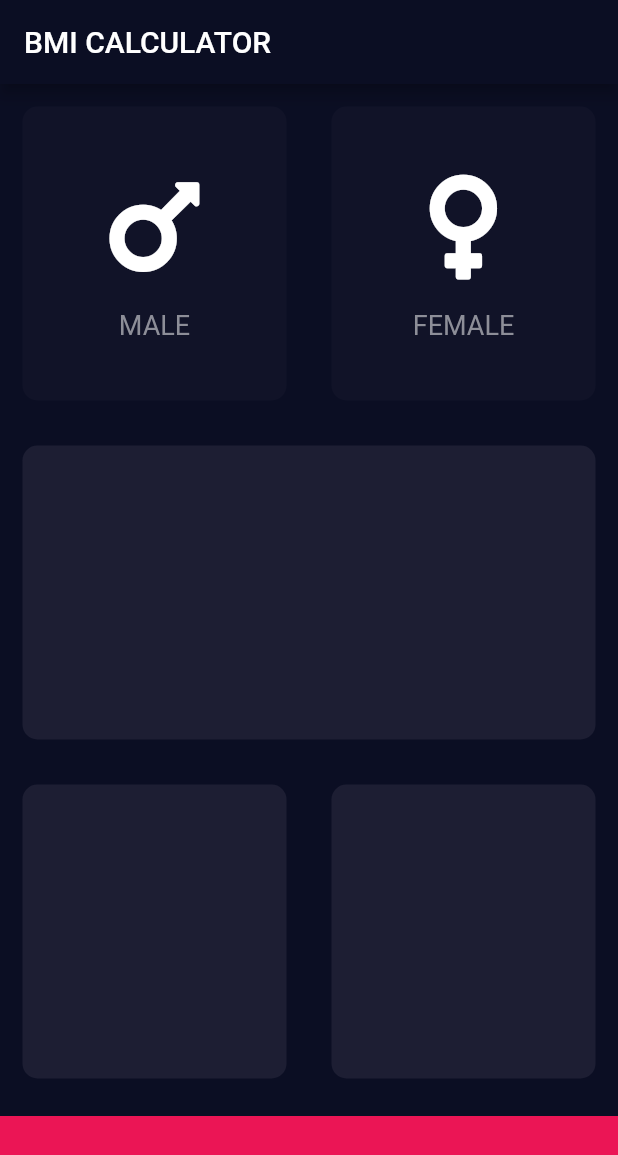
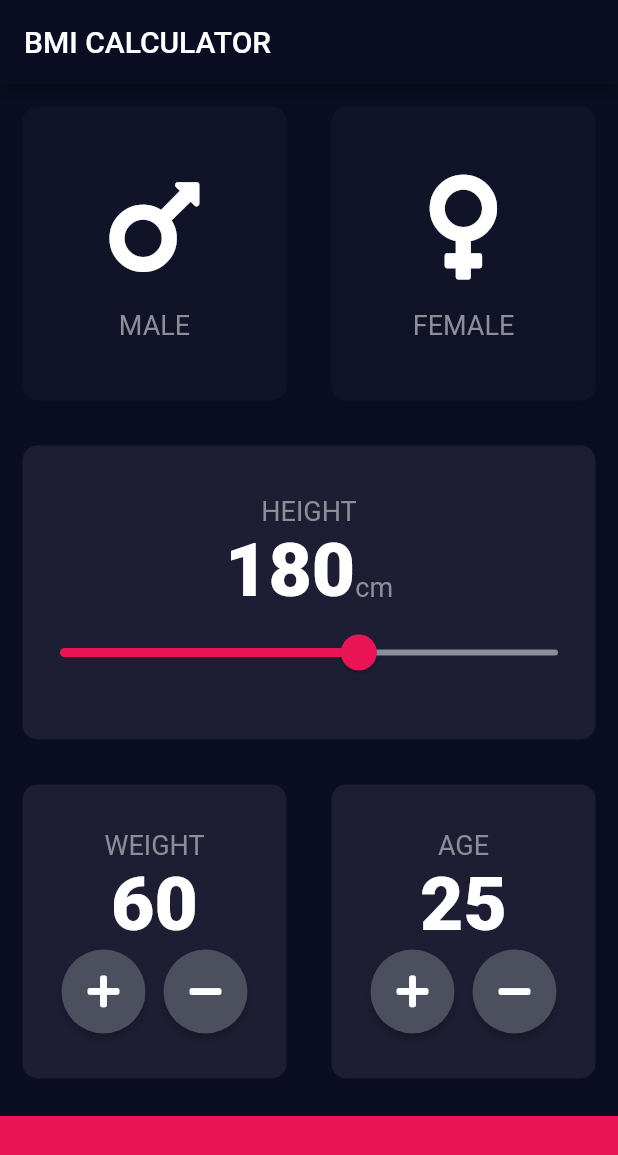
Before and after one commit to hackerman-peter/Learning-Flutter-Dev, a Flutter app: the screen it shows after launch, on a phone screen of 412 x 824 dp. Shown: the top 1155 px of the screen. Run offline on Flutter 3.47's test engine with Material 2 defaults, Android fonts, the light colour scheme and no system bars; our stand-ins replace audioplayers, font_awesome_flutter, rflutter_alert.

Commit message:
Completed UI

```diff
--- /dev/null
+++ b/Navigation-Flutter-Demo-master/lib/main.dart
@@ -0,0 +1,13 @@
+import 'package:flutter/material.dart';
+import 'screen1.dart';
+
+void main() => runApp(MyApp());
+
+class MyApp extends StatelessWidget {
+  @override
+  Widget build(BuildContext context) {
+    return MaterialApp(
+      home: Screen1(),
+    );
+  }
+}
--- /dev/null
+++ b/bmi-calculator-flutter-master/lib/constants.dart
@@ -0,0 +1,16 @@
+import 'package:flutter/material.dart';
+
+const double kBottomButtonHeight = 80;
+const Color kActiveCardColor = Color(0xFF1D1E33);
+const Color kInactiveCardColor = Color(0xFF111328);
+const Color kButtonButtonColor = Color(0xFFEB1555);
+
+const kLabelTextStyle = TextStyle(
+  fontSize: 18,
+  color: Color(0xFF8D8E98),
+);
+
+const kNumberTextStyle = TextStyle(
+  fontSize: 50,
+  fontWeight: FontWeight.w900,
+);
--- a/bmi-calculator-flutter-master/lib/icon_content.dart
+++ b/bmi-calculator-flutter-master/lib/icon_content.dart
@@ -1,9 +1,5 @@
 import 'package:flutter/material.dart';
-
-const labelTextStyle = TextStyle(
-  fontSize: 18,
-  color: Color(0xFF8D8E98),
-);
+import 'constants.dart';
 
 class IconContent extends StatelessWidget {
   final String gender;
@@ -23,7 +19,7 @@
         SizedBox(
           height: 15,
         ),
-        Text(this.gender, style: labelTextStyle)
+        Text(this.gender, style: kLabelTextStyle)
       ],
     );
   }
--- a/bmi-calculator-flutter-master/lib/input_page.dart
+++ b/bmi-calculator-flutter-master/lib/input_page.dart
@@ -2,11 +2,7 @@
 import 'package:font_awesome_flutter/font_awesome_flutter.dart';
 import 'icon_content.dart';
 import 'reusable_card.dart';
-
-const double bottomButtonHeight = 80;
-const Color activeCardColor = Color(0xFF1D1E33);
-const Color inactiveCardColor = Color(0xFF111328);
-const Color buttonButtonColor = Color(0xFFEB1555);
+import 'constants.dart';
 
 enum Genders { male, female }
 
@@ -17,6 +13,9 @@
 
 class _InputPageState extends State<InputPage> {
   Genders selectedGender;
+  int height = 180;
+  int weight = 60;
+  int age = 25;
 
   @override
   Widget build(BuildContext context) {
@@ -25,6 +24,7 @@
         title: Text('BMI CALCULATOR'),
       ),
       body: Column(
+        crossAxisAlignment: CrossAxisAlignment.stretch,
         children: <Widget>[
           Expanded(
             child: Row(
@@ -37,8 +37,8 @@
                       });
                     },
                     color: selectedGender == Genders.male
-                        ? activeCardColor
-                        : inactiveCardColor,
+                        ? kActiveCardColor
+                        : kInactiveCardColor,
                     cardChild: IconContent(
                       gender: 'MALE',
                       icon: FontAwesomeIcons.mars,
@@ -53,8 +53,8 @@
                       });
                     },
                     color: selectedGender == Genders.female
-                        ? activeCardColor
-                        : inactiveCardColor,
+                        ? kActiveCardColor
+                        : kInactiveCardColor,
                     cardChild: IconContent(
                       gender: 'FEMALE',
                       icon: FontAwesomeIcons.venus,
@@ -69,7 +69,49 @@
               children: <Widget>[
                 Expanded(
                   child: ReusableCard(
-                    color: activeCardColor,
+                    color: kActiveCardColor,
+                    cardChild: Column(
+                      mainAxisAlignment: MainAxisAlignment.center,
+                      children: <Widget>[
+                        Text('HEIGHT', style: kLabelTextStyle),
+                        Row(
+                          mainAxisAlignment: MainAxisAlignment.center,
+                          crossAxisAlignment: CrossAxisAlignment.baseline,
+                          textBaseline: TextBaseline.alphabetic,
+                          children: <Widget>[
+                            Text(
+                              height.toString(),
+                              style: kNumberTextStyle,
+                            ),
+                            Text(
+                              'cm',
+                              style: kLabelTextStyle,
+                            ),
+                          ],
+                        ),
+                        SliderTheme(
+                          data: SliderTheme.of(context).copyWith(
+                              activeTrackColor: Color(0xFFEB1555),
+                              inactiveTrackColor: Color(0xFF8D8E98),
+                              thumbColor: Color(0xFFEB1555),
+                              overlayColor: Color(0x29EB1555),
+                              thumbShape:
+                                  RoundSliderThumbShape(enabledThumbRadius: 12),
+                              overlayShape:
+                                  RoundSliderOverlayShape(overlayRadius: 25)),
+                          child: Slider(
+                            value: height.toDouble(),
+                            min: 120.0,
+                            max: 220.0,
+                            onChanged: (double newValue) {
+                              setState(() {
+                                height = newValue.toInt();
+                              });
+                            },
+                          ),
+                        ),
+                      ],
+                    ),
                   ),
                 )
               ],
@@ -80,25 +122,119 @@
               children: <Widget>[
                 Expanded(
                   child: ReusableCard(
-                    color: activeCardColor,
+                    color: kActiveCardColor,
+                    cardChild: Column(
+                      mainAxisAlignment: MainAxisAlignment.center,
+                      children: <Widget>[
+                        Text(
+                          'WEIGHT',
+                          style: kLabelTextStyle,
+                        ),
+                        Text(
+                          weight.toString(),
+                          style: kNumberTextStyle,
+                        ),
+                        Row(
+                          mainAxisAlignment: MainAxisAlignment.center,
+                          children: <Widget>[
+                            RoundIconButton(
+                              icon: FontAwesomeIcons.plus,
+                              onPress: () {
+                                setState(() {
+                                  weight += 1;
+                                });
+                              },
+                            ),
+                            SizedBox(
+                              width: 12,
+                            ),
+                            RoundIconButton(
+                              icon: FontAwesomeIcons.minus,
+                              onPress: () {
+                                setState(() {
+                                  weight -= 1;
+                                });
+                              },
+                            ),
+                          ],
+                        ),
+                      ],
+                    ),
                   ),
                 ),
                 Expanded(
                   child: ReusableCard(
-                    color: activeCardColor,
+                    color: kActiveCardColor,
+                    cardChild: Column(
+                      mainAxisAlignment: MainAxisAlignment.center,
+                      children: <Widget>[
+                        Text(
+                          'AGE',
+                          style: kLabelTextStyle,
+                        ),
+                        Text(
+                          age.toString(),
+                          style: kNumberTextStyle,
+                        ),
+                        Row(
+                          mainAxisAlignment: MainAxisAlignment.center,
+                          children: <Widget>[
+                            RoundIconButton(
+                              icon: FontAwesomeIcons.plus,
+                              onPress: () {
+                                setState(() {
+                                  age += 1;
+                                });
+                              },
+                            ),
+                            SizedBox(
+                              width: 12,
+                            ),
+                            RoundIconButton(
+                              icon: FontAwesomeIcons.minus,
+                              onPress: () {
+                                setState(() {
+                                  age -= 1;
+                                });
+                              },
+                            ),
+                          ],
+                        )
+                      ],
+                    ),
                   ),
                 ),
               ],
             ),
           ),
           Container(
-            color: buttonButtonColor,
+            color: kButtonButtonColor,
             margin: EdgeInsets.only(top: 10),
             width: double.infinity,
-            height: bottomButtonHeight,
+            height: kBottomButtonHeight,
           ),
         ],
       ),
     );
   }
 }
+
+class RoundIconButton extends StatelessWidget {
+  RoundIconButton({this.icon, this.onPress});
+  final IconData icon;
+  final Function onPress;
+
+  @override
+  Widget build(BuildContext context) {
+    return RawMaterialButton(
+      child: Icon(icon),
+      onPressed: onPress,
+      constraints: BoxConstraints.tightFor(
+        width: 56,
+        height: 56,
+      ),
+      shape: CircleBorder(),
+      fillColor: Color(0xFF4C4F5E),
+    );
+  }
+}
```
Also changed, not shown: Navigation-Flutter-Demo-master/lib/screen0.dart (added, +33 -0 lines), Navigation-Flutter-Demo-master/lib/screen1.dart (added, +20 -0 lines), Navigation-Flutter-Demo-master/lib/screen2.dart (added, +20 -0 lines), Navigation-Flutter-Demo-master/pubspec.yaml (added, +72 -0 lines), Navigation-Flutter-Demo-master/pubspec.lock (added), 54 other files.
